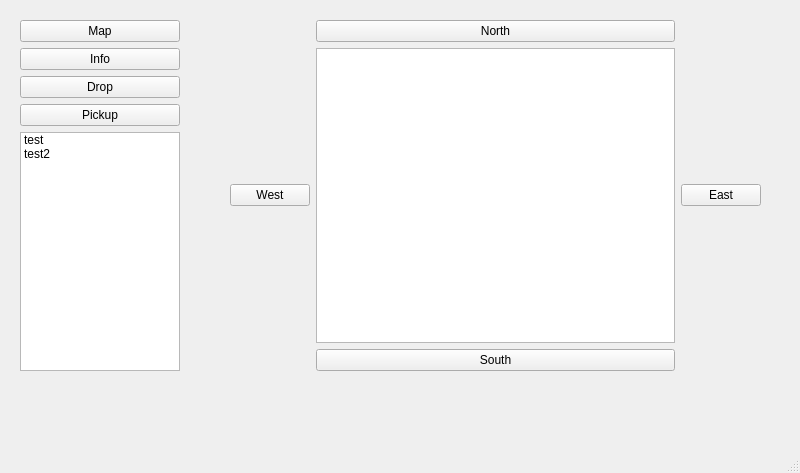
Qt form Zork/mainwindow.ui (lukeol11/ZorkProject) before a commit.
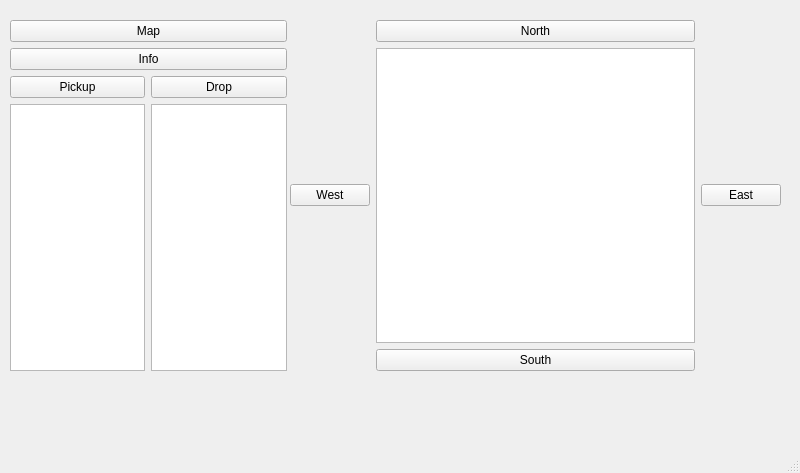
The same form after that commit.

```diff
--- a/Zork/mainwindow.ui
+++ b/Zork/mainwindow.ui
@@ -17,9 +17,9 @@
    <widget class="QWidget" name="gridLayoutWidget">
     <property name="geometry">
      <rect>
-      <x>230</x>
+      <x>290</x>
       <y>20</y>
-      <width>531</width>
+      <width>491</width>
       <height>351</height>
      </rect>
     </property>
@@ -68,9 +68,9 @@
    <widget class="QWidget" name="verticalLayoutWidget">
     <property name="geometry">
      <rect>
-      <x>20</x>
+      <x>10</x>
       <y>20</y>
-      <width>160</width>
+      <width>277</width>
       <height>351</height>
      </rect>
     </property>
@@ -90,32 +90,28 @@
       </widget>
      </item>
      <item>
-      <widget class="QPushButton" name="dropButton">
-       <property name="text">
-        <string>Drop</string>
-       </property>
-      </widget>
-     </item>
-     <item>
+      <layout class="QGridLayout" name="gridLayout_2">
+       <item row="1" column="1">
+        <widget class="QListWidget" name="roomView"/>
+       </item>
+       <item row="1" column="2">
+        <widget class="QListWidget" name="inventoryView"/>
+       </item>
+       <item row="0" column="1">
       <widget class="QPushButton" name="pickupButton">
        <property name="text">
         <string>Pickup</string>
        </property>
       </widget>
      </item>
-     <item>
-      <widget class="QListWidget" name="inventoryView">
-       <item>
+       <item row="0" column="2">
+        <widget class="QPushButton" name="dropButton">
         <property name="text">
-         <string>test</string>
-        </property>
-       </item>
-       <item>
-        <property name="text">
-         <string>test2</string>
-        </property>
-       </item>
-      </widget>
+          <string>Drop</string>
+         </property>
+        </widget>
+       </item>
+      </layout>
      </item>
     </layout>
    </widget>
```
Lines whose indentation alone changed are shown as unchanged.
